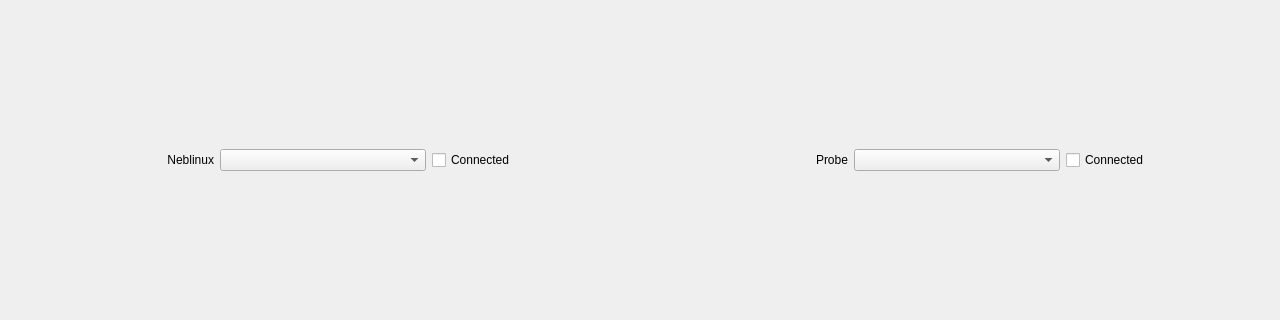
This is src/util/MainWindow.ui in lcnsqr/neblinux as Qt 5 draws it before an edit; both pictures show x 0 to 1280 and y 279 to 599 of the 1280 by 900 pixel window. The edited form follows.
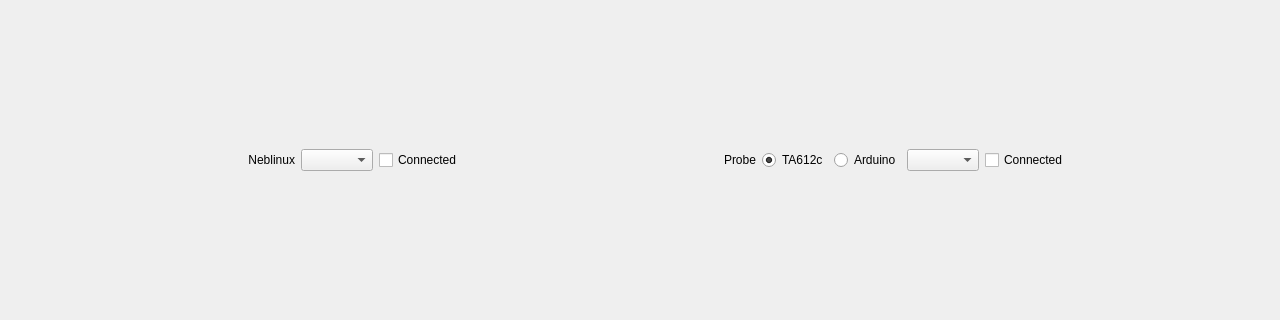
This is the edited form. Icons and pictures are not drawn.

Commit message: Novo tipo de sonda baseada em Arduino

```diff
--- a/src/util/MainWindow.ui
+++ b/src/util/MainWindow.ui
@@ -20,50 +20,97 @@
   <widget class="QWidget" name="centralwidget">
    <layout class="QVBoxLayout" name="verticalLayout">
     <item>
-     <layout class="QHBoxLayout" name="header">
+     <layout class="QGridLayout" name="gridLayout" columnstretch="1,0,0,1,0,0,0,1">
       <property name="sizeConstraint">
        <enum>QLayout::SetDefaultConstraint</enum>
       </property>
-      <item>
-       <widget class="QLabel" name="devLabel">
-        <property name="text">
-         <string>Neblinux</string>
-        </property>
-        <property name="alignment">
-         <set>Qt::AlignRight|Qt::AlignTrailing|Qt::AlignVCenter</set>
-        </property>
-       </widget>
-      </item>
-      <item>
+      <item row="0" column="1" rowspan="2">
        <widget class="QComboBox" name="devLocation"/>
       </item>
-      <item>
+      <item row="0" column="2" rowspan="2">
        <widget class="QCheckBox" name="devConnect">
         <property name="text">
          <string>Connected</string>
         </property>
        </widget>
       </item>
-      <item>
-       <widget class="QLabel" name="probeLabel">
+      <item row="0" column="4" rowspan="2">
+       <widget class="QRadioButton" name="probeTA612c">
         <property name="text">
-         <string>Probe</string>
+         <string>TA612c</string>
         </property>
-        <property name="alignment">
-         <set>Qt::AlignRight|Qt::AlignTrailing|Qt::AlignVCenter</set>
+        <property name="checked">
+         <bool>true</bool>
         </property>
        </widget>
       </item>
-      <item>
+      <item row="0" column="5" rowspan="2">
+       <widget class="QRadioButton" name="probeArduino">
+        <property name="minimumSize">
+         <size>
+          <width>0</width>
+          <height>0</height>
+         </size>
+        </property>
+        <property name="text">
+         <string>Arduino</string>
+        </property>
+       </widget>
+      </item>
+      <item row="0" column="6" rowspan="2">
        <widget class="QComboBox" name="probeLocation"/>
       </item>
-      <item>
+      <item row="0" column="7" rowspan="2">
        <widget class="QCheckBox" name="probeConnect">
         <property name="text">
          <string>Connected</string>
         </property>
        </widget>
       </item>
+      <item row="0" column="3" rowspan="2">
+       <widget class="QLabel" name="probeLabel">
+        <property name="sizePolicy">
+         <sizepolicy hsizetype="Preferred" vsizetype="Fixed">
+          <horstretch>0</horstretch>
+          <verstretch>0</verstretch>
+         </sizepolicy>
+        </property>
+        <property name="minimumSize">
+         <size>
+          <width>0</width>
+          <height>17</height>
+         </size>
+        </property>
+        <property name="text">
+         <string>Probe</string>
+        </property>
+        <property name="alignment">
+         <set>Qt::AlignRight|Qt::AlignTrailing|Qt::AlignVCenter</set>
+        </property>
+       </widget>
+      </item>
+      <item row="0" column="0" rowspan="2">
+       <widget class="QLabel" name="devLabel">
+        <property name="sizePolicy">
+         <sizepolicy hsizetype="Preferred" vsizetype="Fixed">
+          <horstretch>0</horstretch>
+          <verstretch>0</verstretch>
+         </sizepolicy>
+        </property>
+        <property name="minimumSize">
+         <size>
+          <width>0</width>
+          <height>17</height>
+         </size>
+        </property>
+        <property name="text">
+         <string>Neblinux</string>
+        </property>
+        <property name="alignment">
+         <set>Qt::AlignRight|Qt::AlignTrailing|Qt::AlignVCenter</set>
+        </property>
+       </widget>
+      </item>
      </layout>
     </item>
     <item>
```
The commit also changes 4 other files.
